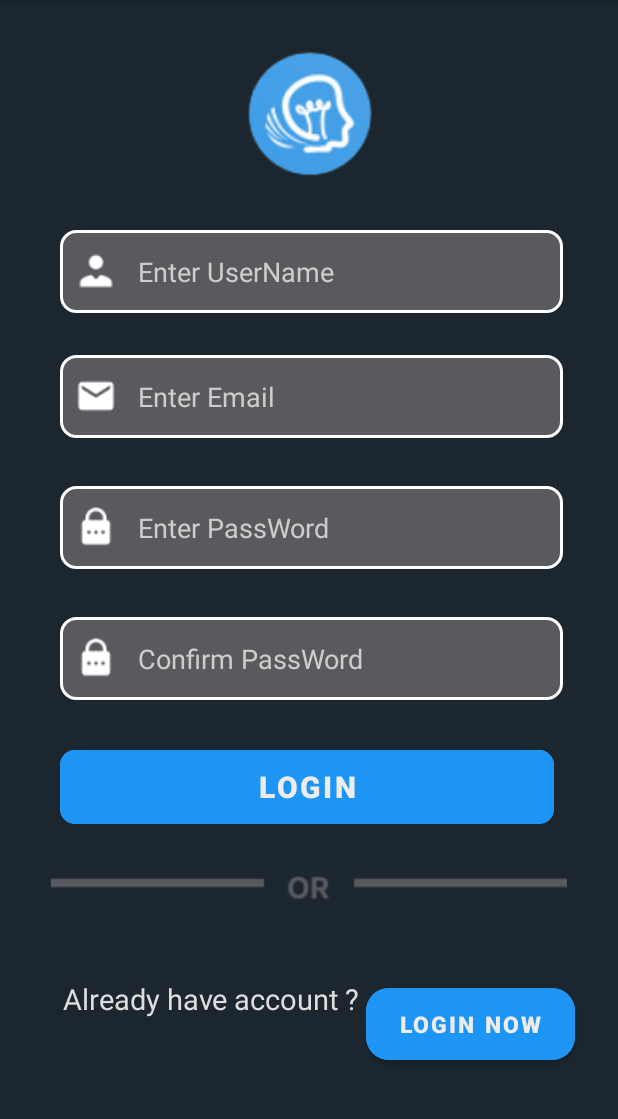
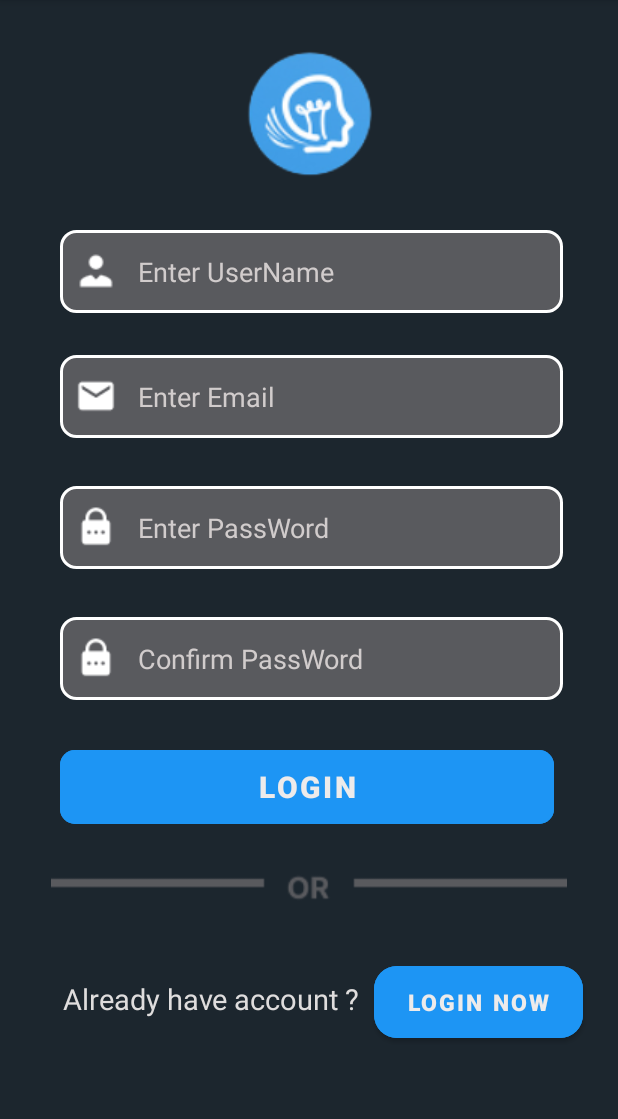
Before and after one commit to thaihoc2001/DHKTPM15A_Nhom12_UngDungQuanLyThongTinNhanSu, an Android app: the RegisterActivity screen opened directly, with no data from a screen before it, on a phone screen of 412 x 824 dp, the part 84-1203 px from its top. Run offline under Robolectric (Android 15) with nearby library versions, the phone set to English and light mode, and no system bars; our stand-ins replace Firebase (no records; nobody signed in at launch, a user with empty details on screens opened directly).

Commit message:
done register

```diff
--- a/app/build.gradle
+++ b/app/build.gradle
@@ -41,6 +41,7 @@ dependencies {
     implementation 'com.google.firebase:firebase-auth:19.3.1'
     implementation 'com.google.firebase:firebase-database:20.0.0'
     implementation 'com.google.firebase:firebase-analytics:17.5.0'
+    implementation 'com.google.firebase:firebase-auth-ktx:21.0.3'
     testImplementation 'junit:junit:4.13.2'
     androidTestImplementation 'androidx.test.ext:junit:1.1.3'
     androidTestImplementation 'androidx.test.espresso:espresso-core:3.4.0'
--- a/app/src/main/res/layout/activity_register.xml
+++ b/app/src/main/res/layout/activity_register.xml
@@ -38,7 +38,7 @@
         app:layout_constraintTop_toBottomOf="@+id/imageView" />
 
     <EditText
-        android:id="@+id/edtPassword"
+        android:id="@+id/edtGmail"
         android:layout_width="335dp"
         android:layout_height="55dp"
         android:layout_marginTop="28dp"
@@ -56,7 +56,7 @@
         app:layout_constraintTop_toBottomOf="@+id/edtUserName" />
 
     <EditText
-        android:id="@+id/btnConfirm"
+        android:id="@+id/edtConfirm"
         android:layout_width="335dp"
         android:layout_height="55dp"
         android:layout_marginTop="32dp"
@@ -71,10 +71,10 @@
         app:layout_constraintEnd_toEndOf="@+id/edtUserName"
         app:layout_constraintHorizontal_bias="0.0"
         app:layout_constraintStart_toStartOf="@+id/edtUserName"
-        app:layout_constraintTop_toBottomOf="@+id/btnPassWord" />
+        app:layout_constraintTop_toBottomOf="@+id/edtPassWord" />
 
     <EditText
-        android:id="@+id/btnPassWord"
+        android:id="@+id/edtPassWord"
         android:layout_width="335dp"
         android:layout_height="55dp"
         android:layout_marginTop="32dp"
@@ -89,7 +89,7 @@
         app:layout_constraintEnd_toEndOf="@+id/edtUserName"
         app:layout_constraintHorizontal_bias="0.0"
         app:layout_constraintStart_toStartOf="@+id/edtUserName"
-        app:layout_constraintTop_toBottomOf="@+id/edtPassword" />
+        app:layout_constraintTop_toBottomOf="@+id/edtGmail" />
 
     <Button
         android:id="@+id/btnLogin"
@@ -102,10 +102,10 @@
         android:textSize="20sp"
         android:textStyle="bold"
         app:cornerRadius="10dp"
-        app:layout_constraintEnd_toEndOf="@+id/edtPassword"
+        app:layout_constraintEnd_toEndOf="@+id/edtGmail"
         app:layout_constraintHorizontal_bias="0.0"
-        app:layout_constraintStart_toStartOf="@+id/edtPassword"
-        app:layout_constraintTop_toBottomOf="@+id/btnConfirm" />
+        app:layout_constraintStart_toStartOf="@+id/edtGmail"
+        app:layout_constraintTop_toBottomOf="@+id/edtConfirm" />
 
     <Button
         android:id="@+id/btnLoginNow"
@@ -117,11 +117,12 @@
         android:textSize="15sp"
         android:textStyle="bold"
         app:cornerRadius="15dp"
-        app:layout_constraintBottom_toBottomOf="parent"
-        app:layout_constraintEnd_toEndOf="@+id/imageView2"
+        app:layout_constraintBottom_toBottomOf="@+id/textView5"
+        app:layout_constraintEnd_toEndOf="parent"
+        app:layout_constraintHorizontal_bias="0.285"
         app:layout_constraintStart_toEndOf="@+id/textView5"
-        app:layout_constraintTop_toBottomOf="@+id/imageView2"
-        app:layout_constraintVertical_bias="0.472" />
+        app:layout_constraintTop_toTopOf="@+id/textView5"
+        app:layout_constraintVertical_bias="0.441" />
 
     <ImageView
         android:id="@+id/imageView2"
```
Also changed, not shown: app/src/main/AndroidManifest.xml (+12 -5 lines), app/src/main/java/com/example/quanlynhansu/activity/LoginActivity.java (+12 -2 lines), app/src/main/java/com/example/quanlynhansu/activity/RegisterActivity.java (+81 -0 lines), app/src/main/java/com/example/quanlynhansu/entity/User.java (added, +46 -0 lines), app/src/main/res/layout/activity_login.xml (+6 -6 lines).
